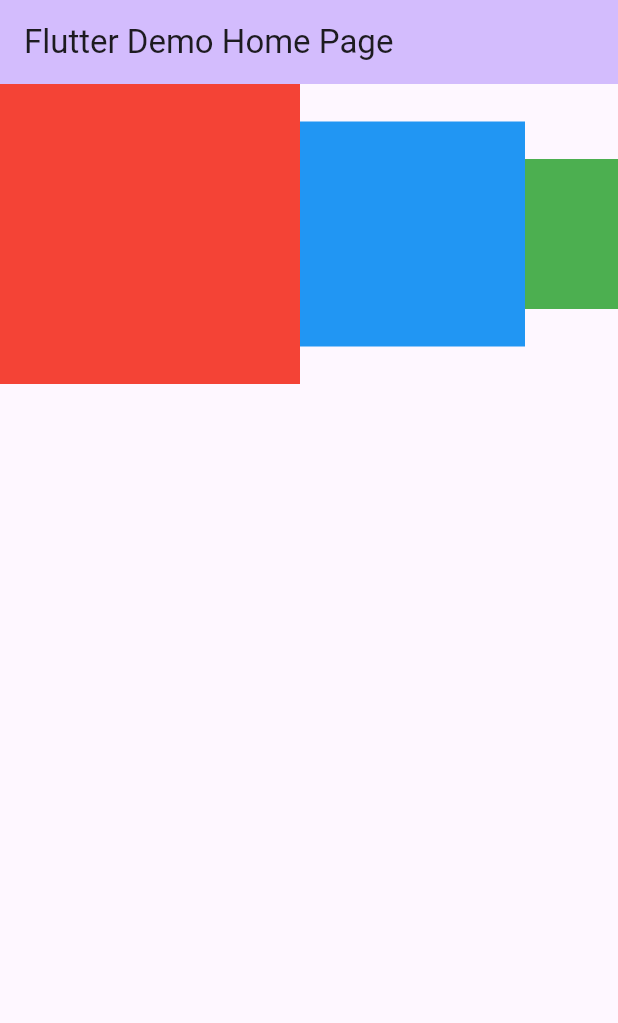
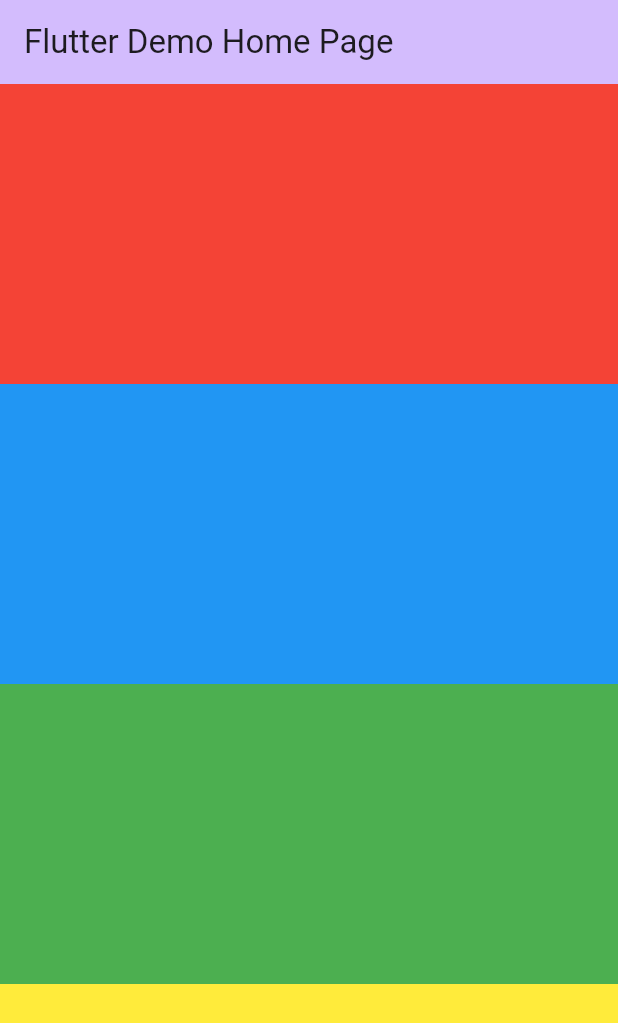
Before and after one commit to Ko-s-y/flutter-denwacho, a Flutter app: the screen it shows after launch, on a phone screen of 412 x 824 dp. Shown: the top 1023 px of the screen. Run offline on Flutter 3.47's test engine with Material 3 defaults, Android fonts, the phone set to English and light mode, and no system bars.

Commit message:
ListViewの試し

```diff
--- a/lib/main.dart
+++ b/lib/main.dart
@@ -38,29 +38,37 @@ class _MyHomePageState extends State<MyHomePage> {
         backgroundColor: Theme.of(context).colorScheme.inversePrimary,
         title: Text(widget.title),
       ),
-      body: SingleChildScrollView(
-        scrollDirection: Axis.horizontal,
-        child: Row(
-          mainAxisAlignment: MainAxisAlignment.center,
-          crossAxisAlignment: CrossAxisAlignment.center,
-          children: <Widget>[
+      body: ListView(
+        children: [
           Container(
             color: Colors.red,
-              width: 200,
             height: 200,
           ),
           Container(
             color: Colors.blue,
-              width: 150,
-              height: 150,
+            height: 200,
           ),
           Container(
             color: Colors.green,
-              width: 100,
-              height: 100,
+            height: 200,
+          ),
+          Container(
+            color: Colors.yellow,
+            height: 200,
+          ),
+          Container(
+            color: Colors.purple,
+            height: 200,
+          ),
+          Container(
+            color: Colors.orange,
+            height: 200,
+          ),
+          Container(
+            color: Colors.pink,
+            height: 200,
           ),
         ],
-        ),
       ),
     );
   }
```
Lines whose indentation alone changed are shown as unchanged.
